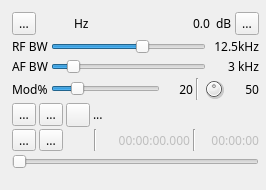
The window that plugins/channeltx/modam/ammodgui.ui (f4exb/sdrangel) describes before a commit, drawn with Qt 5.
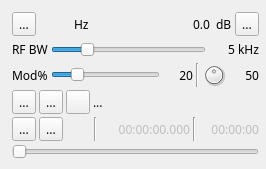
The same window after the commit. Icons and pictures are not drawn. Custom widgets are drawn as their Qt base class.

Commit message: AM Modulator: removed useless AF lowpass filtering and its associated GUI items

Patch:
```diff
--- a/plugins/channeltx/modam/ammodgui.ui
+++ b/plugins/channeltx/modam/ammodgui.ui
@@ -7,7 +7,7 @@
     <x>0</x>
     <y>0</y>
     <width>266</width>
-    <height>190</height>
+    <height>169</height>
    </rect>
   </property>
   <property name="font">
@@ -28,7 +28,7 @@
      <x>10</x>
      <y>10</y>
      <width>251</width>
-     <height>161</height>
+     <height>151</height>
     </rect>
    </property>
    <property name="windowTitle">
@@ -175,14 +175,17 @@
         <property name="toolTip">
          <string>Demodulator (RF) bandwidth</string>
         </property>
-        <property name="maximum">
+        <property name="minimum">
          <number>10</number>
         </property>
+        <property name="maximum">
+         <number>200</number>
+        </property>
         <property name="pageStep">
          <number>1</number>
         </property>
         <property name="value">
-         <number>6</number>
+         <number>50</number>
         </property>
         <property name="orientation">
          <enum>Qt::Horizontal</enum>
@@ -198,56 +201,7 @@
          </size>
         </property>
         <property name="text">
-         <string>12.5kHz</string>
-        </property>
-        <property name="alignment">
-         <set>Qt::AlignRight|Qt::AlignTrailing|Qt::AlignVCenter</set>
-        </property>
-       </widget>
-      </item>
-     </layout>
-    </item>
-    <item>
-     <layout class="QHBoxLayout" name="afBandwidthLayout">
-      <item>
-       <widget class="QLabel" name="label_2">
-        <property name="text">
-         <string>AF BW</string>
-        </property>
-       </widget>
-      </item>
-      <item>
-       <widget class="QSlider" name="afBW">
-        <property name="toolTip">
-         <string>Audio bandwidth</string>
-        </property>
-        <property name="minimum">
-         <number>1</number>
-        </property>
-        <property name="maximum">
-         <number>20</number>
-        </property>
-        <property name="pageStep">
-         <number>1</number>
-        </property>
-        <property name="value">
-         <number>3</number>
-        </property>
-        <property name="orientation">
-         <enum>Qt::Horizontal</enum>
-        </property>
-       </widget>
-      </item>
-      <item>
-       <widget class="QLabel" name="afBWText">
-        <property name="minimumSize">
-         <size>
-          <width>50</width>
-          <height>0</height>
-         </size>
-        </property>
-        <property name="text">
-         <string>3 kHz</string>
+         <string>5 kHz</string>
         </property>
         <property name="alignment">
          <set>Qt::AlignRight|Qt::AlignTrailing|Qt::AlignVCenter</set>
```
Left out of the diff: 12 changed lines with no effect on the pictures. The commit also changes 5 other files.
